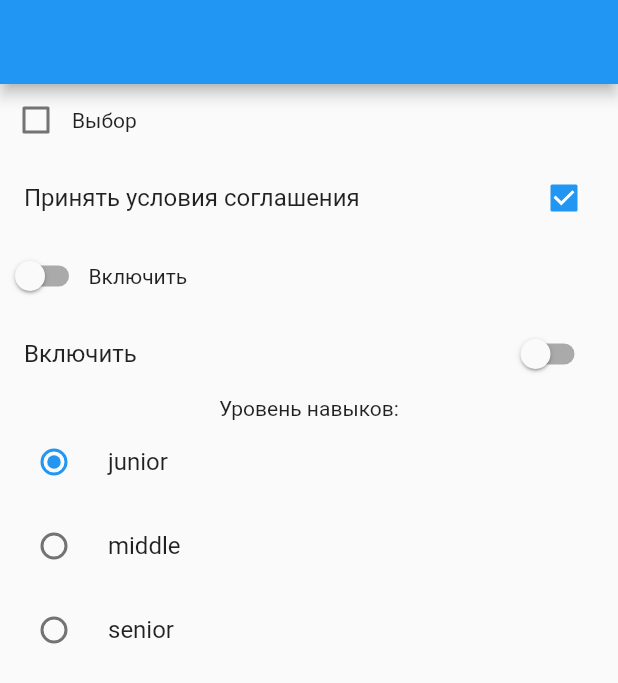
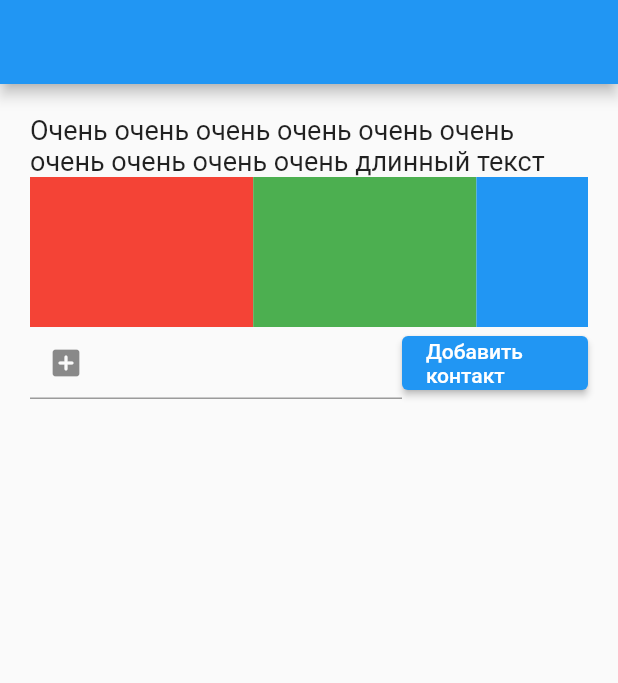
Before and after one commit to perzend/study, a Flutter app: the screen it shows after launch, on a phone screen of 412 x 824 dp. Shown: the top 683 px of the screen. Run offline on Flutter 3.47's test engine with Material 2 defaults, Android fonts, the phone set to English and light mode, and no system bars; our stand-ins replace weather_icons.

Commit message:
Добавление урока по виджету Expanded

```diff
--- /dev/null
+++ b/ufa/module-2/lessons/widgets_demo/lib/expanded_demo_screen.dart
@@ -0,0 +1,72 @@
+import 'package:flutter/material.dart';
+
+class ExpandedDemoScreen extends StatelessWidget {
+  const ExpandedDemoScreen({Key? key}) : super(key: key);
+
+  @override
+  Widget build(BuildContext context) {
+    return MaterialApp(
+        home: Scaffold(
+      appBar: AppBar(),
+      body: Container(
+        padding: const EdgeInsets.all(20.0),
+        child: Column(
+          children: [
+            Row(
+              children: const [
+                Expanded(
+                  child: Text(
+                    'Очень очень очень очень очень очень очень очень очень очень длинный текст',
+                    style: TextStyle(fontSize: 18.0),
+                  ),
+                ),
+              ],
+            ),
+            Row(
+              children: [
+                Expanded(
+                  flex: 2,
+                  child: Container(
+                    height: 100,
+                    color: Colors.red,
+                  ),
+                ),
+                Expanded(
+                  flex: 2,
+                  child: Container(
+                    height: 100,
+                    color: Colors.green,
+                  ),
+                ),
+                Expanded(
+                  flex: 1,
+                  child: Container(
+                    height: 100,
+                    color: Colors.blue,
+                  ),
+                ),
+              ],
+            ),
+            Row(
+              children: [
+                const Expanded(
+                    flex: 2,
+                    child: TextField(
+                      decoration: InputDecoration(
+                          prefixIcon:  Icon(Icons.add_box_rounded)),
+                    )),
+                Expanded(
+                  flex: 1,
+                  child: ElevatedButton(
+                    onPressed: () {},
+                    child: const Text('Добавить контакт'),
+                  ),
+                ),
+              ],
+            ),
+          ],
+        ),
+      ),
+    ));
+  }
+}
--- a/ufa/module-2/lessons/widgets_demo/lib/main.dart
+++ b/ufa/module-2/lessons/widgets_demo/lib/main.dart
@@ -1,7 +1,7 @@
 import 'package:flutter/material.dart';
 
-import 'switch_demo_screen.dart';
+import 'expanded_demo_screen.dart';
 
 void main() {
-  runApp(const SwitchDemoScreen());
+  runApp(const ExpandedDemoScreen());
 }
```
